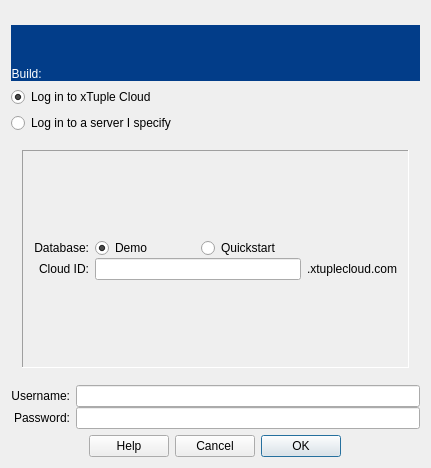
First picture: the form in common/login2.ui, repository Pegasus-RPG/xtuple-client, before the edit.
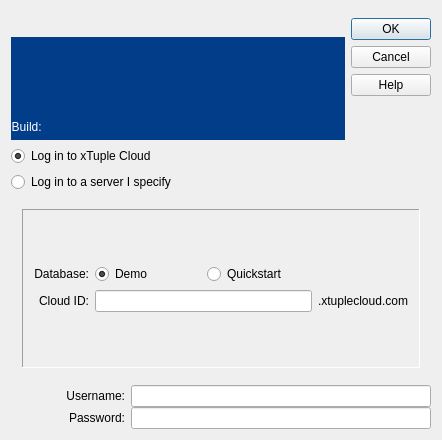
Second picture: the form after the edit. Icons and pictures are not drawn.

Commit message: Issue #19682:tweak ui layout

Patch:
```diff
--- a/common/login2.ui
+++ b/common/login2.ui
@@ -13,14 +13,16 @@
    <rect>
     <x>0</x>
     <y>0</y>
-    <width>431</width>
-    <height>468</height>
+    <width>442</width>
+    <height>440</height>
    </rect>
   </property>
   <property name="windowTitle">
    <string>Log In</string>
   </property>
-  <layout class="QVBoxLayout" name="verticalLayout_6">
+  <layout class="QVBoxLayout" name="verticalLayout_7">
+   <item>
+    <layout class="QHBoxLayout" name="horizontalLayout_2">
    <item>
     <layout class="QVBoxLayout" name="verticalLayout">
      <item>
@@ -2495,6 +2497,41 @@
     </layout>
    </item>
    <item>
+      <layout class="QVBoxLayout" name="verticalLayout_6">
+       <item>
+        <widget class="QDialogButtonBox" name="_buttonBox">
+         <property name="layoutDirection">
+          <enum>Qt::RightToLeft</enum>
+         </property>
+         <property name="orientation">
+          <enum>Qt::Vertical</enum>
+         </property>
+         <property name="standardButtons">
+          <set>QDialogButtonBox::Cancel|QDialogButtonBox::Help|QDialogButtonBox::Ok</set>
+         </property>
+         <property name="centerButtons">
+          <bool>true</bool>
+         </property>
+        </widget>
+       </item>
+       <item>
+        <spacer name="verticalSpacer">
+         <property name="orientation">
+          <enum>Qt::Vertical</enum>
+         </property>
+         <property name="sizeHint" stdset="0">
+          <size>
+           <width>20</width>
+           <height>40</height>
+          </size>
+         </property>
+        </spacer>
+       </item>
+      </layout>
+     </item>
+    </layout>
+   </item>
+   <item>
     <widget class="QStackedWidget" name="_loginModeStack">
      <property name="currentIndex">
       <number>0</number>
@@ -2513,7 +2550,7 @@
           <item>
            <layout class="QGridLayout" name="gridLayout_2">
             <property name="verticalSpacing">
-             <number>0</number>
+             <number>-1</number>
             </property>
             <item row="0" column="0">
              <widget class="QLabel" name="_cloudDBLit">
@@ -2691,6 +2728,12 @@
          <verstretch>0</verstretch>
         </sizepolicy>
        </property>
+       <property name="maximumSize">
+        <size>
+         <width>300</width>
+         <height>16777215</height>
+        </size>
+       </property>
       </widget>
      </item>
      <item row="1" column="0">
@@ -2711,26 +2754,16 @@
          <verstretch>0</verstretch>
         </sizepolicy>
        </property>
+       <property name="maximumSize">
+        <size>
+         <width>300</width>
+         <height>16777215</height>
+        </size>
+       </property>
       </widget>
      </item>
     </layout>
    </item>
-   <item>
-    <widget class="QDialogButtonBox" name="_buttonBox">
-     <property name="layoutDirection">
-      <enum>Qt::RightToLeft</enum>
-     </property>
-     <property name="orientation">
-      <enum>Qt::Horizontal</enum>
-     </property>
-     <property name="standardButtons">
-      <set>QDialogButtonBox::Cancel|QDialogButtonBox::Help|QDialogButtonBox::Ok</set>
-     </property>
-     <property name="centerButtons">
-      <bool>true</bool>
-     </property>
-    </widget>
-   </item>
   </layout>
  </widget>
  <layoutdefault spacing="6" margin="11"/>
```
Lines whose indentation alone changed are shown as unchanged.
